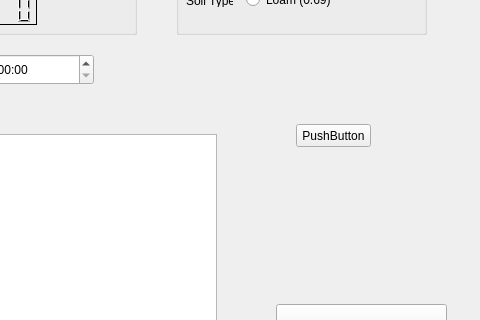
This is main-window.ui in Nakooya/ET-Based-Irrigation as Qt 5 draws it before an edit; both pictures show x 404 to 884 and y 126 to 446 of the 884 by 728 pixel window. The edited form follows.
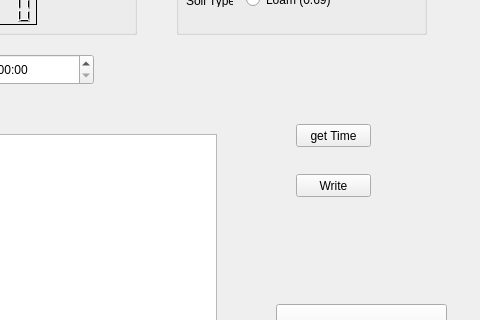
This is the edited form.

The edit to the form file:
```diff
--- a/main-window.ui
+++ b/main-window.ui
@@ -281,7 +281,20 @@
      </rect>
     </property>
     <property name="text">
-     <string>PushButton</string>
+     <string>get Time</string>
+    </property>
+   </widget>
+   <widget class="QPushButton" name="writeSomething">
+    <property name="geometry">
+     <rect>
+      <x>700</x>
+      <y>300</y>
+      <width>75</width>
+      <height>23</height>
+     </rect>
+    </property>
+    <property name="text">
+     <string>Write</string>
     </property>
    </widget>
   </widget>
```
